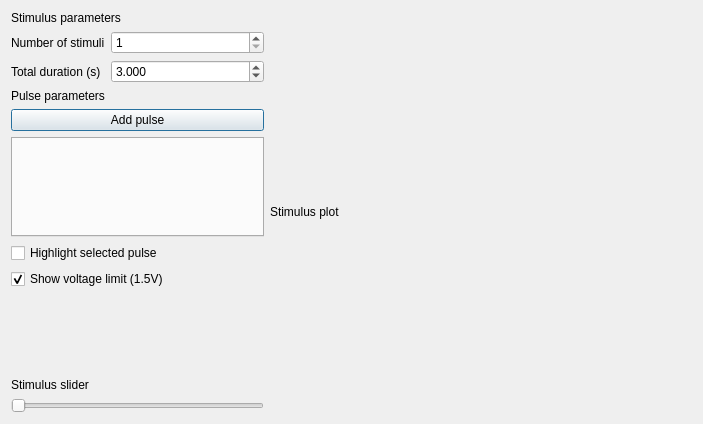
First picture: the form in app/ui/stimulus_window.ui, repository teuncm/wormenpracticum, before the edit.
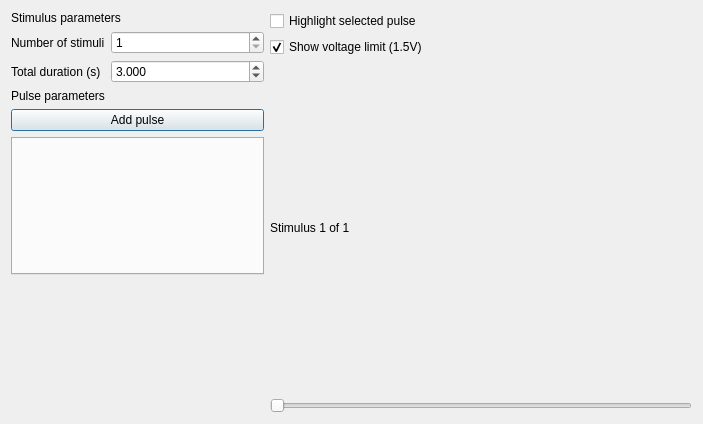
Second picture: the form after the edit.

Commit message: Move plot controls to the plot side on stimulus window

```diff
--- a/app/ui/stimulus_window.ui
+++ b/app/ui/stimulus_window.ui
@@ -97,23 +97,6 @@
        </property>
       </widget>
      </item>
-     <item>
-      <widget class="QCheckBox" name="highlight_selected_pulse_checkbox">
-       <property name="text">
-        <string>Highlight selected pulse</string>
-       </property>
-      </widget>
-     </item>
-     <item>
-      <widget class="QCheckBox" name="show_voltage_boundary_checkbox">
-       <property name="text">
-        <string>Show voltage limit (1.5V)</string>
-       </property>
-       <property name="checked">
-        <bool>true</bool>
-       </property>
-      </widget>
-     </item>
      <item>
       <spacer name="verticalSpacer">
        <property name="orientation">
@@ -127,28 +110,41 @@
        </property>
       </spacer>
      </item>
-     <item>
-      <widget class="QLabel" name="title_slider">
-       <property name="text">
-        <string>Stimulus slider</string>
-       </property>
-      </widget>
-     </item>
-     <item>
-      <widget class="QSlider" name="stepSlider">
-       <property name="orientation">
-        <enum>Qt::Orientation::Horizontal</enum>
-       </property>
-      </widget>
-     </item>
     </layout>
    </item>
    <item>
     <layout class="QVBoxLayout" name="rightLayout">
      <item>
-      <widget class="QLabel" name="title_plot">
+      <widget class="QCheckBox" name="highlight_selected_pulse_checkbox">
        <property name="text">
-        <string>Stimulus plot</string>
+        <string>Highlight selected pulse</string>
+       </property>
+      </widget>
+     </item>
+     <item>
+      <widget class="QCheckBox" name="show_voltage_boundary_checkbox">
+       <property name="text">
+        <string>Show voltage limit (1.5V)</string>
+       </property>
+       <property name="checked">
+        <bool>true</bool>
+       </property>
+      </widget>
+     </item>
+     <item>
+      <layout class="QVBoxLayout" name="waveformLayout"/>
+     </item>
+     <item>
+      <widget class="QLabel" name="stimulusPositionLabel">
+       <property name="text">
+        <string>Stimulus 1 of 1</string>
+       </property>
+      </widget>
+     </item>
+     <item>
+      <widget class="QSlider" name="stepSlider">
+       <property name="orientation">
+        <enum>Qt::Orientation::Horizontal</enum>
        </property>
       </widget>
      </item>
```
The commit also changes 5 other files.
